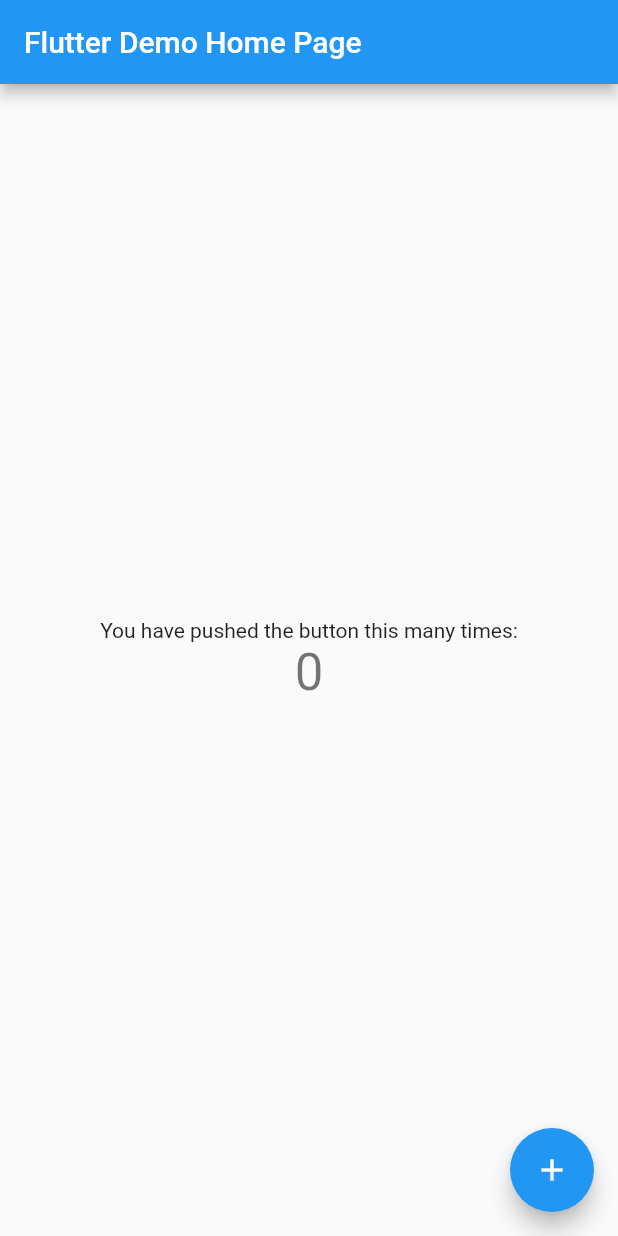
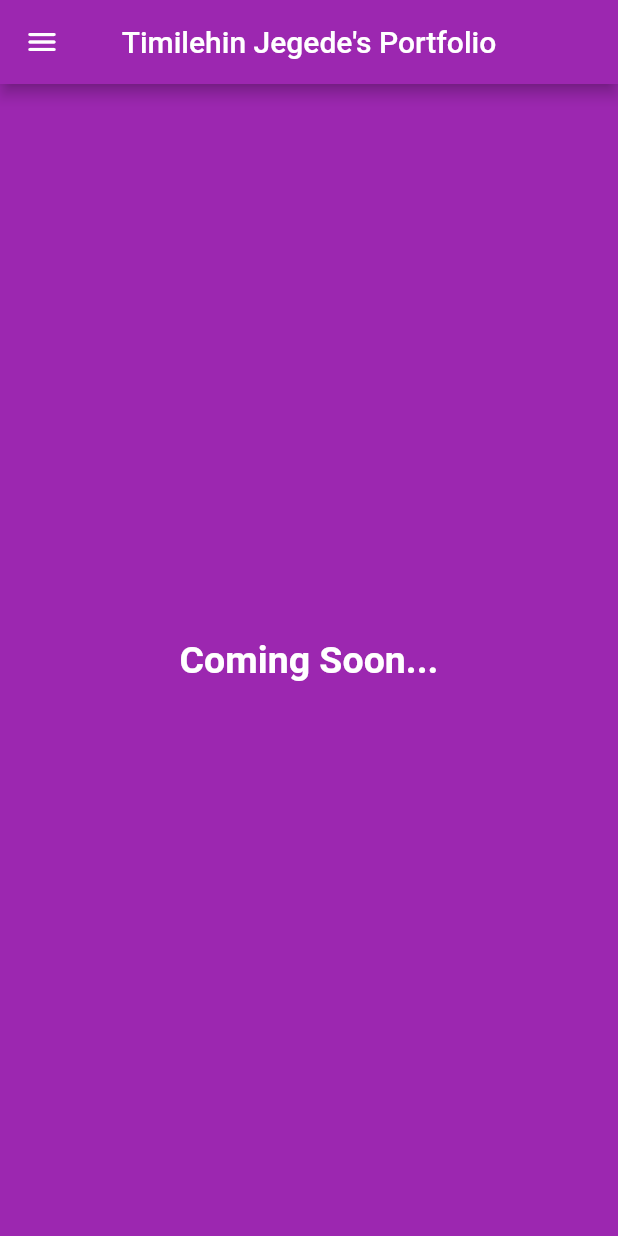
Before and after one commit to timilehinjegede/portfolio, a Flutter app: the screen it shows after launch, on a phone screen of 412 x 824 dp. Run offline on Flutter 3.47's test engine with Material 2 defaults, Android fonts, the phone set to English and light mode, and no system bars.

Commit message:
updates: inital release

```diff
--- a/lib/main.dart
+++ b/lib/main.dart
@@ -9,105 +9,38 @@ class MyApp extends StatelessWidget {
   @override
   Widget build(BuildContext context) {
     return MaterialApp(
-      title: 'Flutter Demo',
+      title: 'Timilehin Jegede\'s Portfolio',
+      debugShowCheckedModeBanner: false,
       theme: ThemeData(
-        // This is the theme of your application.
-        //
-        // Try running your application with "flutter run". You'll see the
-        // application has a blue toolbar. Then, without quitting the app, try
-        // changing the primarySwatch below to Colors.green and then invoke
-        // "hot reload" (press "r" in the console where you ran "flutter run",
-        // or simply save your changes to "hot reload" in a Flutter IDE).
-        // Notice that the counter didn't reset back to zero; the application
-        // is not restarted.
-        primarySwatch: Colors.blue,
+        primarySwatch: Colors.purple,
       ),
-      home: MyHomePage(title: 'Flutter Demo Home Page'),
+      home: MyHomePage(),
     );
   }
 }
 
-class MyHomePage extends StatefulWidget {
-  MyHomePage({Key key, this.title}) : super(key: key);
-
-  // This widget is the home page of your application. It is stateful, meaning
-  // that it has a State object (defined below) that contains fields that affect
-  // how it looks.
-
-  // This class is the configuration for the state. It holds the values (in this
-  // case the title) provided by the parent (in this case the App widget) and
-  // used by the build method of the State. Fields in a Widget subclass are
-  // always marked "final".
-
-  final String title;
-
-  @override
-  _MyHomePageState createState() => _MyHomePageState();
-}
-
-class _MyHomePageState extends State<MyHomePage> {
-  int _counter = 0;
-
-  void _incrementCounter() {
-    setState(() {
-      // This call to setState tells the Flutter framework that something has
-      // changed in this State, which causes it to rerun the build method below
-      // so that the display can reflect the updated values. If we changed
-      // _counter without calling setState(), then the build method would not be
-      // called again, and so nothing would appear to happen.
-      _counter++;
-    });
-  }
-
+class MyHomePage extends StatelessWidget {
   @override
   Widget build(BuildContext context) {
-    // This method is rerun every time setState is called, for instance as done
-    // by the _incrementCounter method above.
-    //
-    // The Flutter framework has been optimized to make rerunning build methods
-    // fast, so that you can just rebuild anything that needs updating rather
-    // than having to individually change instances of widgets.
     return Scaffold(
+      backgroundColor: Colors.purple,
       appBar: AppBar(
-        // Here we take the value from the MyHomePage object that was created by
-        // the App.build method, and use it to set our appbar title.
-        title: Text(widget.title),
+        title: Text(
+          'Timilehin Jegede\'s Portfolio',
+        ),
+        centerTitle: true,
+        leading: Icon(Icons.menu_rounded),
       ),
       body: Center(
-        // Center is a layout widget. It takes a single child and positions it
-        // in the middle of the parent.
-        child: Column(
-          // Column is also a layout widget. It takes a list of children and
-          // arranges them vertically. By default, it sizes itself to fit its
-          // children horizontally, and tries to be as tall as its parent.
-          //
-          // Invoke "debug painting" (press "p" in the console, choose the
-          // "Toggle Debug Paint" action from the Flutter Inspector in Android
-          // Studio, or the "Toggle Debug Paint" command in Visual Studio Code)
-          // to see the wireframe for each widget.
-          //
-          // Column has various properties to control how it sizes itself and
-          // how it positions its children. Here we use mainAxisAlignment to
-          // center the children vertically; the main axis here is the vertical
-          // axis because Columns are vertical (the cross axis would be
-          // horizontal).
-          mainAxisAlignment: MainAxisAlignment.center,
-          children: <Widget>[
-            Text(
-              'You have pushed the button this many times:',
-            ),
-            Text(
-              '$_counter',
-              style: Theme.of(context).textTheme.headline4,
-            ),
-          ],
+        child: Text(
+          'Coming Soon...',
+          style: TextStyle(
+            fontSize: 25,
+            color: Colors.white,
+            fontWeight: FontWeight.w600,
+          ),
         ),
       ),
-      floatingActionButton: FloatingActionButton(
-        onPressed: _incrementCounter,
-        tooltip: 'Increment',
-        child: Icon(Icons.add),
-      ), // This trailing comma makes auto-formatting nicer for build methods.
     );
   }
 }
```
Also changed, not shown: 3 other files.
